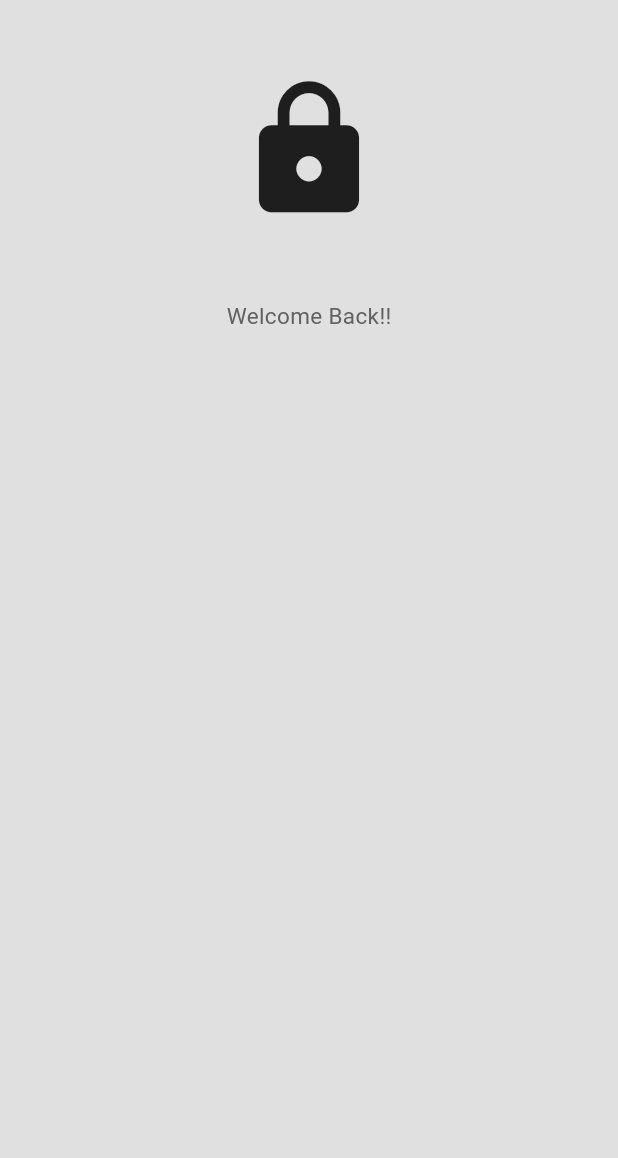
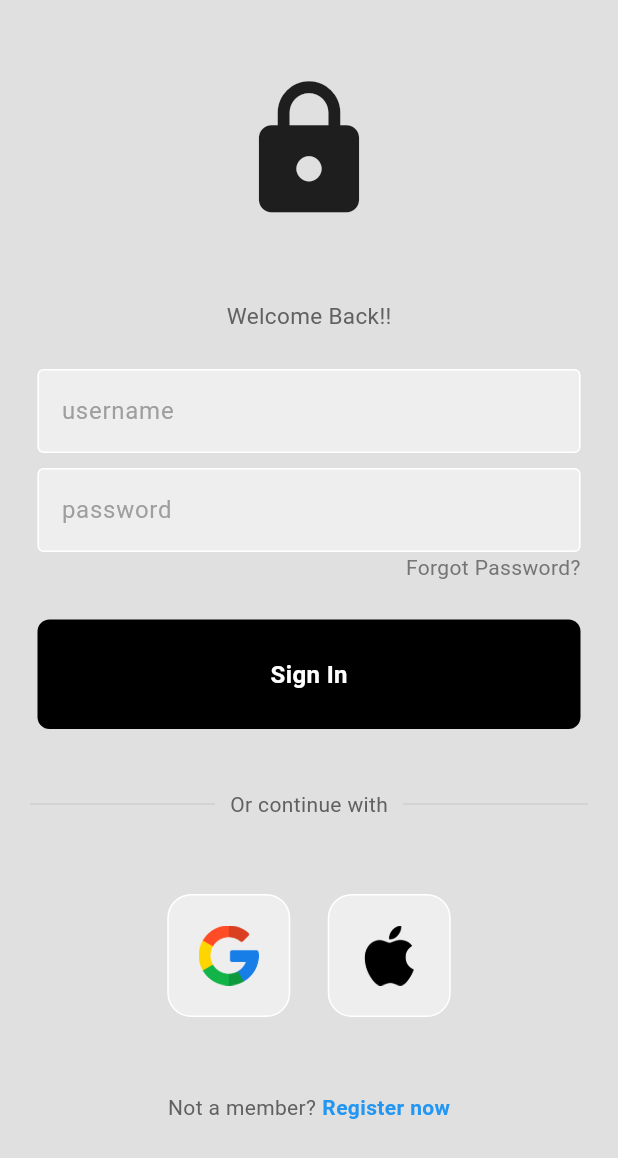
Before and after one commit to Owaiseimdad/loginpagesflutter, a Flutter app: the screen it shows after launch, on a phone screen of 412 x 824 dp. Shown: the top 1158 px of the screen. Run offline on Flutter 3.47's test engine with Material 3 defaults, Android fonts, the phone set to English and light mode, and no system bars.

Commit message:
All the UI elements have been added.

```diff
--- /dev/null
+++ b/lib/components/image_container.dart
@@ -0,0 +1,25 @@
+import 'package:flutter/material.dart';
+
+class SquareTile extends StatelessWidget {
+  final String imagePath;
+  const SquareTile({
+    super.key,
+    required this.imagePath,
+  });
+
+  @override
+  Widget build(BuildContext context) {
+    return Container(
+      padding: EdgeInsets.all(20),
+      decoration: BoxDecoration(
+        border: Border.all(color: Colors.white),
+        borderRadius: BorderRadius.circular(16),
+        color: Colors.grey[200],
+      ),
+      child: Image.asset(
+        imagePath,
+        height: 40,
+      ),
+    );
+  }
+}
--- /dev/null
+++ b/lib/components/my_button.dart
@@ -0,0 +1,32 @@
+import 'package:flutter/material.dart';
+
+class MyButton extends StatelessWidget {
+  final Function()? onTap;
+
+  const MyButton({super.key, required this.onTap});
+
+  @override
+  Widget build(BuildContext context) {
+    return GestureDetector(
+      onTap: onTap,
+      child: Container(
+        padding: const EdgeInsets.all(25),
+        margin: const EdgeInsets.symmetric(horizontal: 25),
+        decoration: BoxDecoration(
+          color: Colors.black,
+          borderRadius: BorderRadius.circular(8),
+        ),
+        child: const Center(
+          child: Text(
+            "Sign In",
+            style: TextStyle(
+              color: Colors.white,
+              fontWeight: FontWeight.bold,
+              fontSize: 16,
+            ),
+          ),
+        ),
+      ),
+    );
+  }
+}
--- /dev/null
+++ b/lib/components/my_textfield.dart
@@ -0,0 +1,32 @@
+import 'package:flutter/material.dart';
+
+class MyTextField extends StatelessWidget {
+  final String hintText;
+  final bool obscureText;
+
+  const MyTextField({
+    required this.hintText,
+    required this.obscureText,
+  });
+
+  @override
+  Widget build(BuildContext context) {
+    return Padding(
+      padding: const EdgeInsets.symmetric(horizontal: 25),
+      child: TextField(
+        obscureText: obscureText,
+        decoration: InputDecoration(
+            enabledBorder: const OutlineInputBorder(
+              borderSide: BorderSide(color: Colors.white),
+            ),
+            focusedBorder: OutlineInputBorder(
+              borderSide: BorderSide(color: Colors.grey.shade400),
+            ),
+            fillColor: Colors.grey.shade200,
+            filled: true,
+            hintText: hintText,
+            hintStyle: TextStyle(color: Colors.grey[500])),
+      ),
+    );
+  }
+}
--- a/lib/pages/login.dart
+++ b/lib/pages/login.dart
@@ -1,7 +1,12 @@
 import 'package:flutter/material.dart';
+import 'package:login_page/components/image_container.dart';
+import 'package:login_page/components/my_button.dart';
+import 'package:login_page/components/my_textfield.dart';
 
 class LoginPage extends StatelessWidget {
   const LoginPage({super.key});
+
+  void signUserIn() {}
 
   @override
   Widget build(BuildContext context) {
@@ -30,6 +35,102 @@ class LoginPage extends StatelessWidget {
               const SizedBox(
                 height: 25,
               ),
+
+              MyTextField(
+                hintText: "username",
+                obscureText: false,
+              ),
+
+              const SizedBox(
+                height: 10,
+              ),
+
+              MyTextField(
+                hintText: "password",
+                obscureText: true,
+              ),
+
+              Padding(
+                padding: const EdgeInsets.symmetric(horizontal: 25.0),
+                child: Row(
+                  mainAxisAlignment: MainAxisAlignment.end,
+                  children: [
+                    Text(
+                      'Forgot Password?',
+                      style: TextStyle(color: Colors.grey[600]),
+                    ),
+                  ],
+                ),
+              ),
+
+              const SizedBox(height: 25),
+
+              MyButton(onTap: signUserIn),
+              const SizedBox(height: 40),
+
+              Padding(
+                padding: const EdgeInsets.symmetric(horizontal: 20.0),
+                child: Row(
+                  children: [
+                    Expanded(
+                      child: Divider(
+                        thickness: 0.5,
+                        color: Colors.grey[400],
+                      ),
+                    ),
+                    Padding(
+                      padding: const EdgeInsets.symmetric(horizontal: 10.0),
+                      child: Text(
+                        'Or continue with',
+                        style: TextStyle(color: Colors.grey[700]),
+                      ),
+                    ),
+                    Expanded(
+                      child: Divider(
+                        thickness: 0.5,
+                        color: Colors.grey[400],
+                      ),
+                    ),
+                  ],
+                ),
+              ),
+
+              const SizedBox(height: 50),
+
+              // google + apple sign in buttons
+              Row(
+                mainAxisAlignment: MainAxisAlignment.center,
+                children: const [
+                  // google button
+                  SquareTile(imagePath: 'lib/images/google.png'),
+
+                  SizedBox(width: 25),
+
+                  // apple button
+                  SquareTile(imagePath: 'lib/images/apple.png')
+                ],
+              ),
+
+              const SizedBox(height: 50),
+
+              // not a member? register now
+              Row(
+                mainAxisAlignment: MainAxisAlignment.center,
+                children: [
+                  Text(
+                    'Not a member?',
+                    style: TextStyle(color: Colors.grey[700]),
+                  ),
+                  const SizedBox(width: 4),
+                  const Text(
+                    'Register now',
+                    style: TextStyle(
+                      color: Colors.blue,
+                      fontWeight: FontWeight.bold,
+                    ),
+                  ),
+                ],
+              )
             ],
           ),
         )));
```
